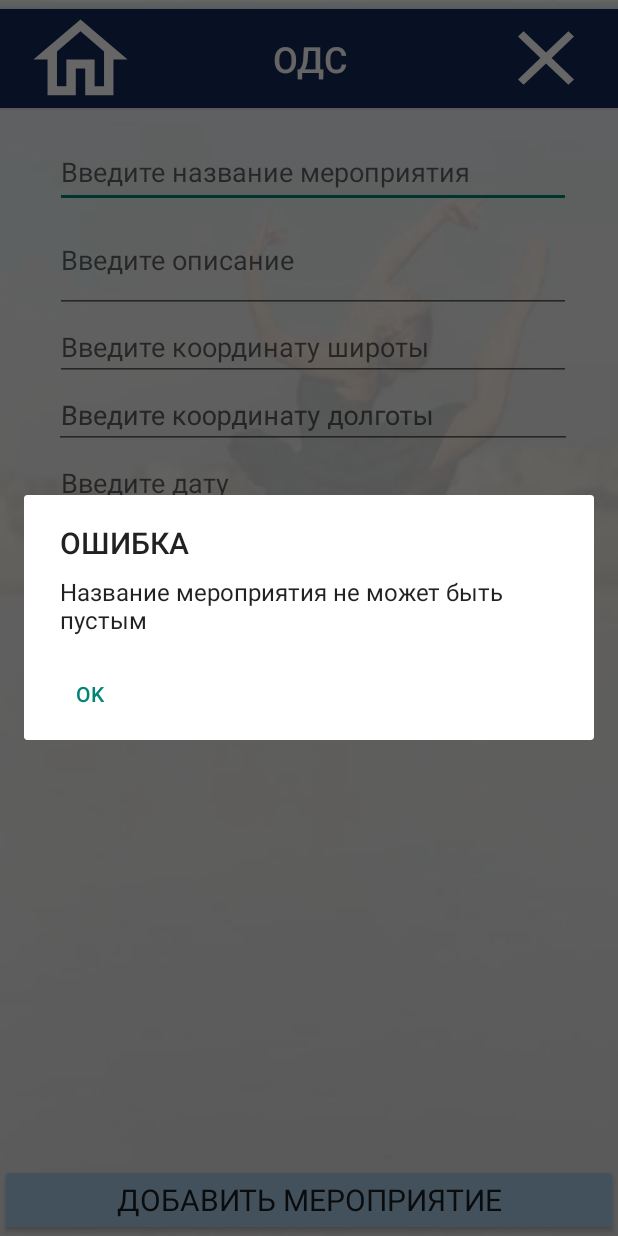
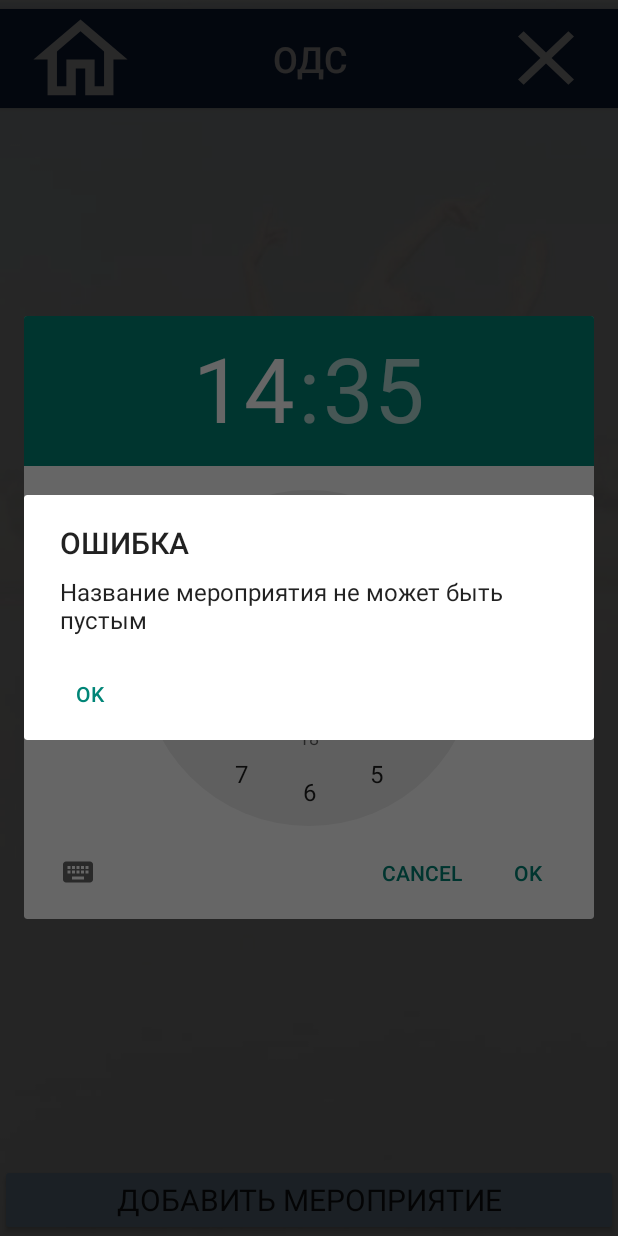
Before and after one commit to Nastya880/app_for_podss, an Android app: the AddEventActivity screen opened directly, with no data from a screen before it, after a tap on "ДОБАВИТЬ МЕРОПРИЯТИЕ", on a phone screen of 412 x 824 dp. Run offline under Robolectric (Android 15) with nearby library versions, the phone set to English and light mode, and no system bars.

Commit message:
поправила отображение со списком - список по середине, seekBar для studio работает. Время добавляется успешно

```diff
--- a/app/src/main/java/com/application/AddEventActivity.java
+++ b/app/src/main/java/com/application/AddEventActivity.java
@@ -50,6 +50,11 @@ public class AddEventActivity extends AppCompatActivity {
     final Calendar calendar = Calendar.getInstance();
 
 
+    int DIALOG_TIME = 1;
+    int myHour = 14;
+    int myMinute = 35;
+    TextView tvTime;
+
     @Override
     protected void onCreate(Bundle savedInstanceState) {
         super.onCreate(savedInstanceState);
@@ -58,6 +63,7 @@ public class AddEventActivity extends AppCompatActivity {
         eventPlacePlainText = findViewById(R.id.eventPlacePlainText);
         latEditTextNumberDecimal = findViewById(R.id.latEditTextNumberDecimal);
         lngEditTextNumberDecimal = findViewById(R.id.lngEditTextNumberDecimal);
+        tvTime = (TextView) findViewById(R.id.timeText);
 
         dateText=(EditText) findViewById(R.id.dateText);
         DatePickerDialog.OnDateSetListener date = new DatePickerDialog.OnDateSetListener() {
@@ -88,6 +94,27 @@ public class AddEventActivity extends AppCompatActivity {
 
         dateText.setText(dateFormat.format(calendar.getTime()));
     }
+
+
+    public void onclicktime(View view) {
+        showDialog(DIALOG_TIME);
+    }
+
+    protected Dialog onCreateDialog(int id) {
+        if (id == DIALOG_TIME) {
+            TimePickerDialog tpd = new TimePickerDialog(this, myCallBack, myHour, myMinute, true);
+            return tpd;
+        }
+        return super.onCreateDialog(id);
+    }
+
+    TimePickerDialog.OnTimeSetListener myCallBack = new TimePickerDialog.OnTimeSetListener() {
+        public void onTimeSet(TimePicker view, int hourOfDay, int minute) {
+            tvTime.setText(hourOfDay + ":" + minute);
+        }
+    };
+
+
 
     private boolean checkAddressString(double LATITUDE, double LONGITUDE) {
         String strAdd = "";
@@ -125,13 +152,10 @@ public class AddEventActivity extends AppCompatActivity {
         adb.create();
         showDialog(DIALOG_EXIT);
         adb.show();
+
     }
 
     public void addEvent(View view) {
-
-        final int DIALOG_EXIT = 1;
-        AlertDialog.Builder adb = new AlertDialog.Builder(this);
-
         if (eventTitlePlainText.getText().toString().length() <= 0)
             showAlertDialog("Название мероприятия не может быть пустым");
         else if (eventTitlePlainText.getText().toString().length() >= 50)
@@ -150,17 +174,10 @@ public class AddEventActivity extends AppCompatActivity {
         else if (dateText.getText().toString().length() <= 0)
             showAlertDialog("Дата не может быть невыбранной");
         else {
-            timePicker = (TimePicker) findViewById(R.id.simpleTimePicker);
-            timePicker.setIs24HourView(true); // used to display 24 mode
-
-            String hour = String.valueOf(timePicker.getHour());
-            String minute = String.valueOf(timePicker.getMinute());
+            String stringDate = String.format("%s %s:00",dateText.getText().toString(), tvTime.getText().toString());
 
             APIHandler.addEvent(new EventPojo(-1, eventTitlePlainText.getText().toString(), eventPlacePlainText.getText().toString(),
-                    dateText.getText().toString(), Double.parseDouble(latEditTextNumberDecimal.getText().toString()), Double.parseDouble(lngEditTextNumberDecimal.getText().toString())));
-            eventTitlePlainText.setText("");
-            eventPlacePlainText.setText("");
-            latEditTextNumberDecimal.setText("");
+                    stringDate, Double.parseDouble(latEditTextNumberDecimal.getText().toString()), Double.parseDouble(lngEditTextNumberDecimal.getText().toString())));
 
             Intent intent = new Intent(this, MessageAddEventActivity.class);
             startActivity(intent);
--- a/app/src/main/java/com/application/FindActivity.java
+++ b/app/src/main/java/com/application/FindActivity.java
@@ -130,6 +130,7 @@ public class FindActivity extends AppCompatActivity {
     public void setStudioFindFlag(View view) {
         flag = true;
         costSeekBar.setEnabled(true);
+        costSeekBar.setVisibility(View.VISIBLE);
         changeSelect();
         refreshList();
     }
--- a/app/src/main/res/layout/activity_add_event.xml
+++ b/app/src/main/res/layout/activity_add_event.xml
@@ -21,17 +21,19 @@
 
     <LinearLayout
         android:id="@+id/linearLayout5"
-        android:layout_width="344dp"
-        android:layout_height="510dp"
+        android:layout_width="306dp"
+        android:layout_height="450dp"
+        android:layout_marginStart="8dp"
         android:layout_marginTop="2dp"
+        android:layout_marginEnd="8dp"
         android:layout_marginBottom="10dp"
         android:orientation="vertical"
         app:layout_constraintBottom_toTopOf="@+id/addEventButton"
         app:layout_constraintEnd_toEndOf="parent"
-        app:layout_constraintHorizontal_bias="0.54"
+        app:layout_constraintHorizontal_bias="0.55"
         app:layout_constraintStart_toStartOf="parent"
         app:layout_constraintTop_toBottomOf="@+id/button7"
-        app:layout_constraintVertical_bias="0.060000002">
+        app:layout_constraintVertical_bias="0.51">
 
 
         <EditText
@@ -75,22 +77,26 @@
             android:id="@+id/dateText"
             android:layout_width="match_parent"
             android:layout_height="wrap_content"
-            android:ems="10"
             android:clickable="false"
             android:cursorVisible="false"
+            android:ems="10"
             android:focusable="false"
             android:focusableInTouchMode="false"
             android:hint="Введите дату"
             android:shadowColor="@color/purple_700" />
 
-        <TimePicker
-            android:id="@+id/simpleTimePicker"
+        <EditText
+            android:id="@+id/timeText"
             android:layout_width="match_parent"
-            android:layout_height="116dp"
-            android:layout_marginTop="10dp"
-            android:background="#F2F0F0F8"
-            android:padding="20dp"
-            android:timePickerMode="spinner" />
+            android:layout_height="wrap_content"
+            android:clickable="false"
+            android:cursorVisible="false"
+            android:ems="10"
+            android:focusable="false"
+            android:focusableInTouchMode="false"
+            android:hint="Введите время"
+            android:onClick="onclicktime" />
+
 
     </LinearLayout>
 
```
Also changed, not shown: app/src/main/res/layout/activity_find.xml (+5 -6 lines).
